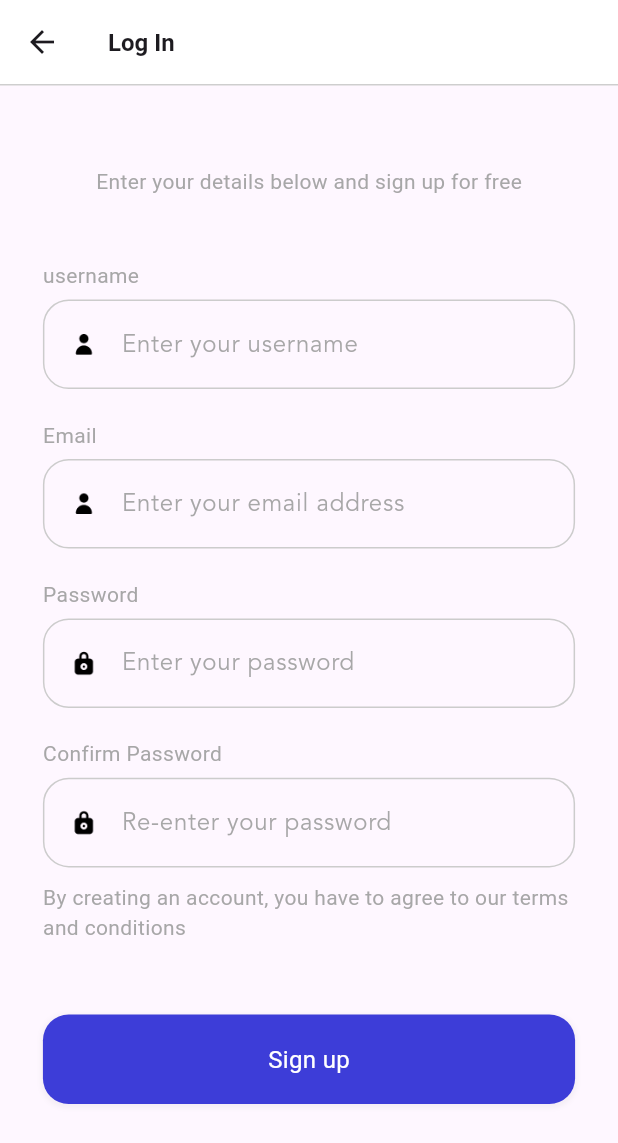
After one commit to Dejito/Shop-App-using-BLoC, a Flutter app: the Register screen opened by its route, on a phone screen of 412 x 824 dp. The commit adds this screen. Shown: the top 1143 px of the screen. Run offline on Flutter 3.47's test engine with Material 3 defaults, Android fonts, the phone set to English and light mode, and no system bars; our stand-ins replace bloc, cloud_firestore, dots_indicator, firebase_auth, firebase_core, flutter_bloc and 2 more; accounts and stored records are empty.

Commit message:
register bloc implemented

```diff
--- a/lib/main.dart
+++ b/lib/main.dart
@@ -3,6 +3,7 @@ import 'package:flutter/material.dart';
 import 'package:flutter_bloc/flutter_bloc.dart';
 import 'package:flutter_screenutil/flutter_screenutil.dart';
 import 'package:shop_app_using_bloc/pages/bloc_providers.dart';
+import 'package:shop_app_using_bloc/pages/register/register.dart';
 import 'package:shop_app_using_bloc/pages/sign_in/sign_in.dart';
 import 'package:shop_app_using_bloc/pages/welcome/welcome_screen.dart';
 import 'package:firebase_core/firebase_core.dart';
@@ -43,6 +44,7 @@ class MyApp extends StatelessWidget {
           home: const Welcome(),
           routes: {
             SignIn.route: (context) => const SignIn(),
+            Register.route: (context) => const Register(),
           },
         ),
       ),
--- /dev/null
+++ b/lib/pages/register/bloc/register_event.dart
@@ -0,0 +1,36 @@
+part of 'register_bloc.dart';
+
+@immutable
+abstract class RegisterEvent {}
+
+class UsernameEvent extends RegisterEvent {
+
+  final String username;
+
+  UsernameEvent(this.username);
+
+}
+
+class EmailEvent extends RegisterEvent {
+
+  final String email;
+
+  EmailEvent(this.email);
+
+}
+
+class PasswordEvent extends RegisterEvent {
+
+  final String password;
+
+  PasswordEvent(this.password);
+
+}
+
+class RePasswordEvent extends RegisterEvent {
+
+  final String rePassword;
+
+  RePasswordEvent(this.rePassword);
+
+}
--- /dev/null
+++ b/lib/pages/register/bloc/register_state.dart
@@ -0,0 +1,35 @@
+part of 'register_bloc.dart';
+
+@immutable
+class RegisterState {
+  final String username;
+  final String email;
+  final String password;
+  final String rePassword;
+
+  const RegisterState({
+    this.username = "",
+    this.email = "",
+    this.password = "",
+    this.rePassword = "",
+  });
+
+  RegisterState copyWith({
+    String? username,
+    String? email,
+    String? password,
+    String? rePassword,
+  }) {
+    return RegisterState(
+      username: username ?? this.username,
+      email: email ?? this.email,
+      password: password ?? this.password,
+      rePassword: rePassword ?? this.rePassword,
+    );
+  }
+}
+
+class RegisterInitial extends RegisterState {
+  const RegisterInitial();
+// super.username, super.email, super.password, super.rePassword);
+}
--- /dev/null
+++ b/lib/pages/register/register.dart
@@ -0,0 +1,93 @@
+import 'package:flutter/material.dart';
+import 'package:flutter_screenutil/flutter_screenutil.dart';
+
+import '../sign_in/widgets/sign_in_widget.dart';
+
+class Register extends StatefulWidget {
+  static const route = 'register_screen';
+
+  const Register({super.key});
+
+  @override
+  State<Register> createState() => _RegisterState();
+}
+
+class _RegisterState extends State<Register> {
+  @override
+  Widget build(BuildContext context) {
+    return Container(
+      color: Colors.white,
+      child: SafeArea(
+        child: Scaffold(
+          appBar: buildAppBar,
+          body: SingleChildScrollView(
+            child: Column(
+              children: [
+                SizedBox(height: 45.h),
+                // buildThirdPartyLogin(context),
+                reusableText("Enter your details below and sign up for free"),
+                Container(
+                  margin: EdgeInsets.only(top: 36.h),
+                  padding: EdgeInsets.symmetric(horizontal: 25.w),
+                  child: Column(
+                    crossAxisAlignment: CrossAxisAlignment.start,
+                    children: [
+                      reusableText("username"),
+                      buildTextField(
+                        hintText: "Enter your username",
+                        keyboardType: "email",
+                        icon: "user",
+                        onTextChanged: (String text) {},
+                      ),
+                      SizedBox(
+                        height: 18.w,
+                      ),
+                      reusableText("Email"),
+                      buildTextField(
+                        hintText: "Enter your email address",
+                        keyboardType: "email",
+                        icon: "user",
+                        onTextChanged: (String text) {},
+                      ),
+                      SizedBox(
+                        height: 18.w,
+                      ),
+                      reusableText(
+                        "Password",
+                      ),
+                      buildTextField(
+                        hintText: "Enter your password",
+                        keyboardType: "password",
+                        icon: 'lock',
+                        onTextChanged: (String text) {},
+                      ),
+                      SizedBox(
+                        height: 18.w,
+                      ),
+                      reusableText(
+                        "Confirm Password",
+                      ),
+                      buildTextField(
+                        hintText: "Re-enter your password",
+                        keyboardType: "password",
+                        icon: 'lock',
+                        onTextChanged: (String text) {},
+                      ),
+                      SizedBox(
+                        height: 9.w,
+                      ),
+                      reusableText(
+                        "By creating an account, you have to agree to our terms and conditions",
+                      ),
+                      buildLoginAndRegButton("Sign up", 'login', () {}),
+                    ],
+                  ),
+                ),
+              ],
+            ),
+          ),
+        ),
+      ),
+    );
+  }
+}
--- a/lib/pages/sign_in/widgets/sign_in_widget.dart
+++ b/lib/pages/sign_in/widgets/sign_in_widget.dart
@@ -11,13 +11,13 @@ AppBar buildAppBar = AppBar(
       height: 1.0,
     ),
   ),
-  title: const Center(
-    child: Text(
-      "Log In",
-      style: TextStyle(
-        fontSize: 16,
-        fontWeight: FontWeight.bold,
-      ),
+  title: const Text(
+    "Log In",
+    textAlign: TextAlign.center,
+    textWidthBasis: TextWidthBasis.longestLine,
+    style: TextStyle(
+      fontSize: 16,
+      fontWeight: FontWeight.bold,
     ),
   ),
 );
```
Also changed, not shown: lib/pages/register/bloc/register_bloc.dart (added, +36 -0 lines), lib/pages/sign_in/sign_in.dart (+5 -6 lines).
